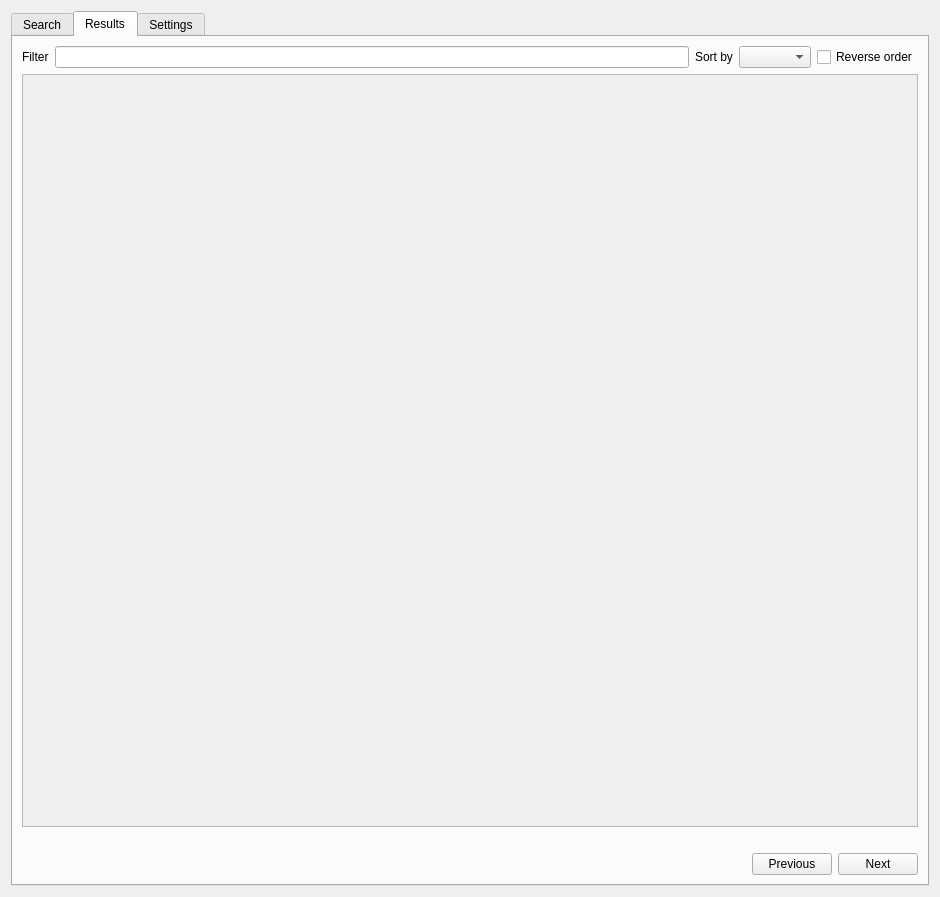
The window that src/qgis_stac/ui/qgis_stac_widget.ui (stac-utils/qgis-stac-plugin) describes before a commit, drawn with Qt 5.
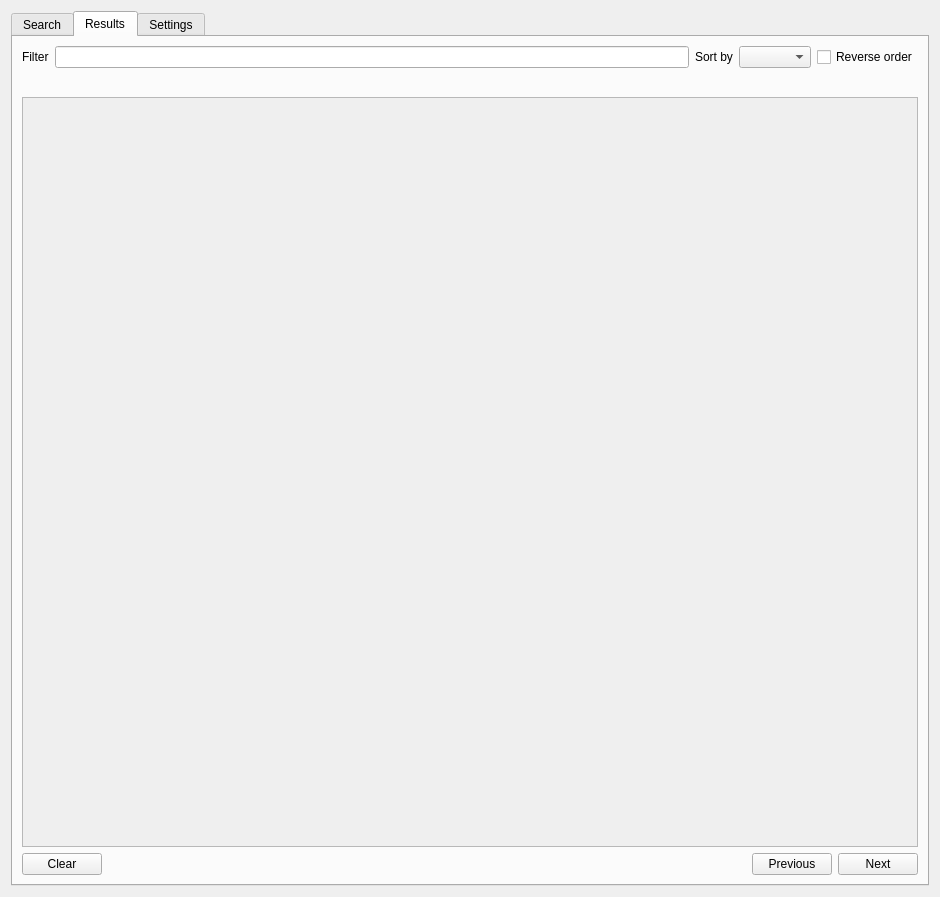
The same window after the commit. The open tabs and pages were chosen to show the change. Custom widgets are drawn as their Qt base class.

Commit message: include clear results button

The edit to the form file:
```diff
--- a/src/qgis_stac/ui/qgis_stac_widget.ui
+++ b/src/qgis_stac/ui/qgis_stac_widget.ui
@@ -553,6 +553,30 @@
          </item>
         </layout>
        </item>
+       <item>
+        <layout class="QHBoxLayout" name="horizontalLayout_6">
+         <item>
+          <widget class="QLabel" name="result_items_la">
+           <property name="text">
+            <string/>
+           </property>
+          </widget>
+         </item>
+         <item>
+          <spacer name="horizontalSpacer_2">
+           <property name="orientation">
+            <enum>Qt::Horizontal</enum>
+           </property>
+           <property name="sizeHint" stdset="0">
+            <size>
+             <width>37</width>
+             <height>17</height>
+            </size>
+           </property>
+          </spacer>
+         </item>
+        </layout>
+       </item>
        <item>
         <widget class="QScrollArea" name="scroll_area">
          <property name="widgetResizable">
@@ -564,24 +588,27 @@
             <x>0</x>
             <y>0</y>
             <width>898</width>
-            <height>737</height>
+            <height>735</height>
            </rect>
           </property>
          </widget>
         </widget>
        </item>
-       <item>
-        <widget class="QLabel" name="result_items_la">
-         <property name="text">
-          <string/>
-         </property>
-        </widget>
-       </item>
        <item>
         <layout class="QHBoxLayout" name="pagination">
          <property name="sizeConstraint">
           <enum>QLayout::SetMinimumSize</enum>
          </property>
+         <item>
+          <widget class="QPushButton" name="clear_results">
+           <property name="toolTip">
+            <string>Remove current results</string>
+           </property>
+           <property name="text">
+            <string>Clear</string>
+           </property>
+          </widget>
+         </item>
          <item>
           <spacer name="horizontalSpacer">
            <property name="orientation">
```
Left out of the diff: 2 changed lines with no effect on the pictures.
